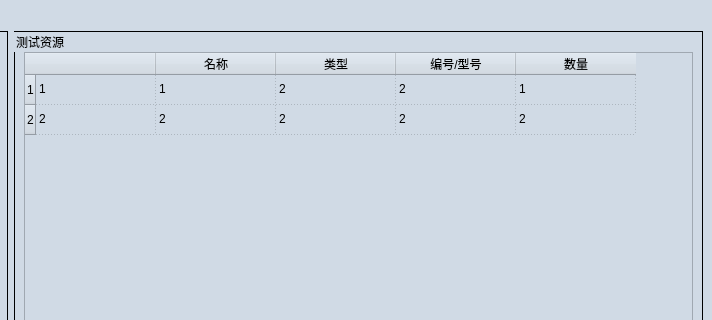
Qt form ui/ecom-ns-2/ECOM_NS2_MAIN.ui (gaoxingyu-hub/HUA54testframework) before a commit; both pictures show x 268 to 980 and y 0 to 320 of the 980 by 980 pixel window.
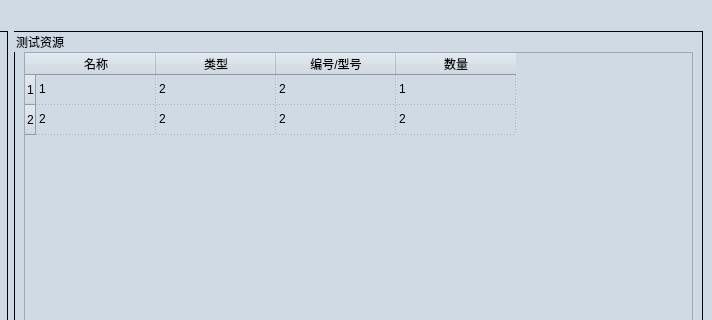
The same form after that commit. Icons and pictures are not drawn.

The edit to the form file:
```diff
--- a/ui/ecom-ns-2/ECOM_NS2_MAIN.ui
+++ b/ui/ecom-ns-2/ECOM_NS2_MAIN.ui
@@ -248,11 +248,6 @@
              <string>2</string>
             </property>
            </row>
-           <column>
-            <property name="text">
-             <string/>
-            </property>
-           </column>
            <column>
             <property name="text">
              <string>名称</string>
@@ -280,7 +275,7 @@
            </item>
            <item row="0" column="1">
             <property name="text">
-             <string>1</string>
+             <string>2</string>
             </property>
            </item>
            <item row="0" column="2">
@@ -290,11 +285,6 @@
            </item>
            <item row="0" column="3">
             <property name="text">
-             <string>2</string>
-            </property>
-           </item>
-           <item row="0" column="4">
-            <property name="text">
              <string>1</string>
             </property>
            </item>
@@ -318,11 +308,6 @@
              <string>2</string>
             </property>
            </item>
-           <item row="1" column="4">
-            <property name="text">
-             <string>2</string>
-            </property>
-           </item>
           </widget>
          </item>
         </layout>
```
